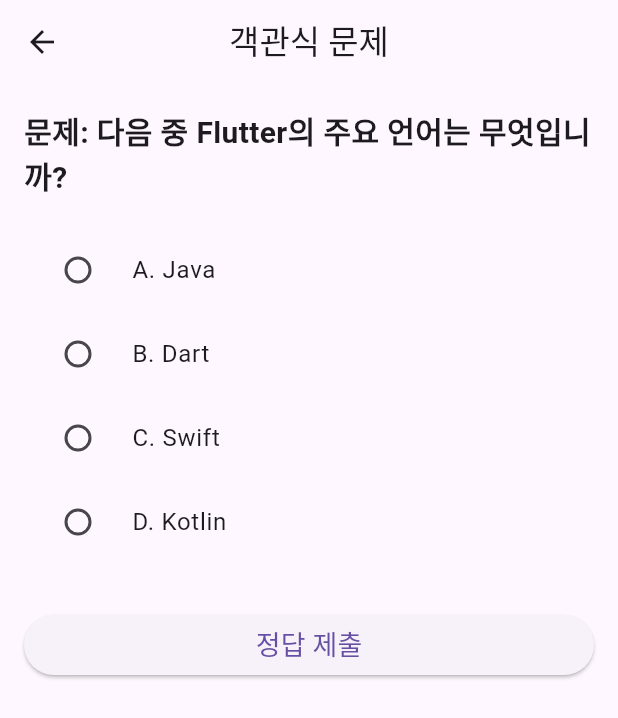
After one commit to 2024-CapstonDesign-AI-Hackathon/login, a Flutter app: the QuestionScreen1 screen opened directly, on a phone screen of 412 x 824 dp. The commit adds this screen. Shown: the top 718 px of the screen. Run offline on Flutter 3.47's test engine with Material 3 defaults, Android fonts, the phone set to English and light mode, and no system bars.

Commit message:
Question

```diff
--- a/lib/main.dart
+++ b/lib/main.dart
@@ -1,6 +1,8 @@
 import 'package:flutter/material.dart';
 import '../login.dart';
-import '../question.dart';
+import '../question1.dart'; //객관식
+import '../question2.dart'; //단답식
+import '../question3.dart'; //서술형
 
 void main() {
   runApp(MyApp());
@@ -14,7 +16,7 @@ class MyApp extends StatelessWidget {
       theme: ThemeData(
         primarySwatch: Colors.blue,
       ),
-      home: DescriptiveQuestionScreen(), // LoginScreen을 초기 화면으로 설정
+      home: QuestionScreen3(), // LoginScreen을 초기 화면으로 설정
     );
   }
 }
--- /dev/null
+++ b/lib/question1.dart
@@ -0,0 +1,104 @@
+import 'package:flutter/material.dart';
+
+class QuestionScreen1 extends StatefulWidget {
+  @override
+  _QuestionScreen1State createState() => _QuestionScreen1State();
+}
+
+class _QuestionScreen1State extends State<QuestionScreen1> {
+  String? _selectedOption;
+
+  @override
+  Widget build(BuildContext context) {
+    return Scaffold(
+      appBar: AppBar(
+        title: Text('객관식 문제'),
+        centerTitle: true,
+      ),
+      body: Padding(
+        padding: const EdgeInsets.all(16.0),
+        child: Column(
+          crossAxisAlignment: CrossAxisAlignment.start,
+          children: [
+            // 문제 텍스트
+            Text(
+              '문제: 다음 중 Flutter의 주요 언어는 무엇입니까?',
+              style: TextStyle(fontSize: 20, fontWeight: FontWeight.bold),
+            ),
+            SizedBox(height: 20),
+
+            // 객관식 선택지
+            Column(
+              children: [
+                RadioListTile<String>(
+                  title: Text('A. Java'),
+                  value: 'Java',
+                  groupValue: _selectedOption,
+                  onChanged: (value) {
+                    setState(() {
+                      _selectedOption = value;
+                    });
+                  },
+                ),
+                RadioListTile<String>(
+                  title: Text('B. Dart'),
+                  value: 'Dart',
+                  groupValue: _selectedOption,
+                  onChanged: (value) {
+                    setState(() {
+                      _selectedOption = value;
+                    });
+                  },
+                ),
+                RadioListTile<String>(
+                  title: Text('C. Swift'),
+                  value: 'Swift',
+                  groupValue: _selectedOption,
+                  onChanged: (value) {
+                    setState(() {
+                      _selectedOption = value;
+                    });
+                  },
+                ),
+                RadioListTile<String>(
+                  title: Text('D. Kotlin'),
+                  value: 'Kotlin',
+                  groupValue: _selectedOption,
+                  onChanged: (value) {
+                    setState(() {
+                      _selectedOption = value;
+                    });
+                  },
+                ),
+              ],
+            ),
+            SizedBox(height: 30),
+
+            // 정답 제출 버튼
+            SizedBox(
+              width: double.infinity,
+              child: ElevatedButton(
+                onPressed: () {
+                  if (_selectedOption != null) {
+                    // 정답 제출 로직 추가
+                    ScaffoldMessenger.of(context).showSnackBar(
+                      SnackBar(content: Text('$_selectedOption 선택됨')),
+                    );
+                  } else {
+                    ScaffoldMessenger.of(context).showSnackBar(
+                      SnackBar(content: Text('옵션을 선택해주세요.')),
+                    );
+                  }
+                },
+                child: Text(
+                  '정답 제출',
+                  style: TextStyle(fontSize: 18),
+                ),
+              ),
+            ),
+          ],
+        ),
+      ),
+    );
+  }
+}
--- a/lib/question.dart
+++ b/lib/question3.dart
@@ -1,6 +1,6 @@
 import 'package:flutter/material.dart';
 
-class DescriptiveQuestionScreen extends StatelessWidget {
+class QuestionScreen3 extends StatelessWidget {
   @override
   Widget build(BuildContext context) {
     return Scaffold(
```
Also changed, not shown: lib/question2.dart (added, +79 -0 lines), 1 other file.
